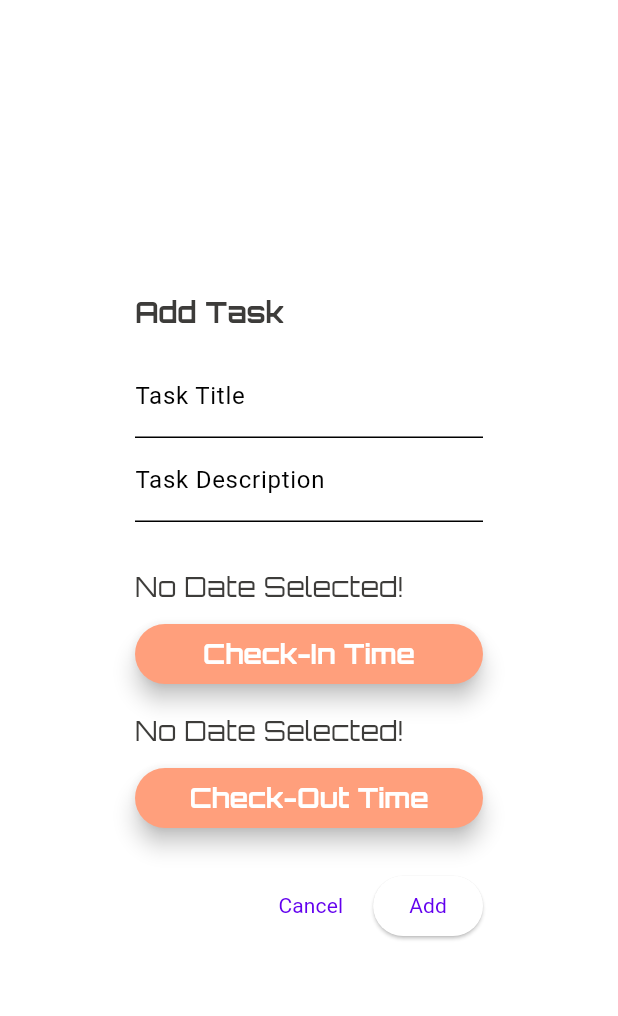
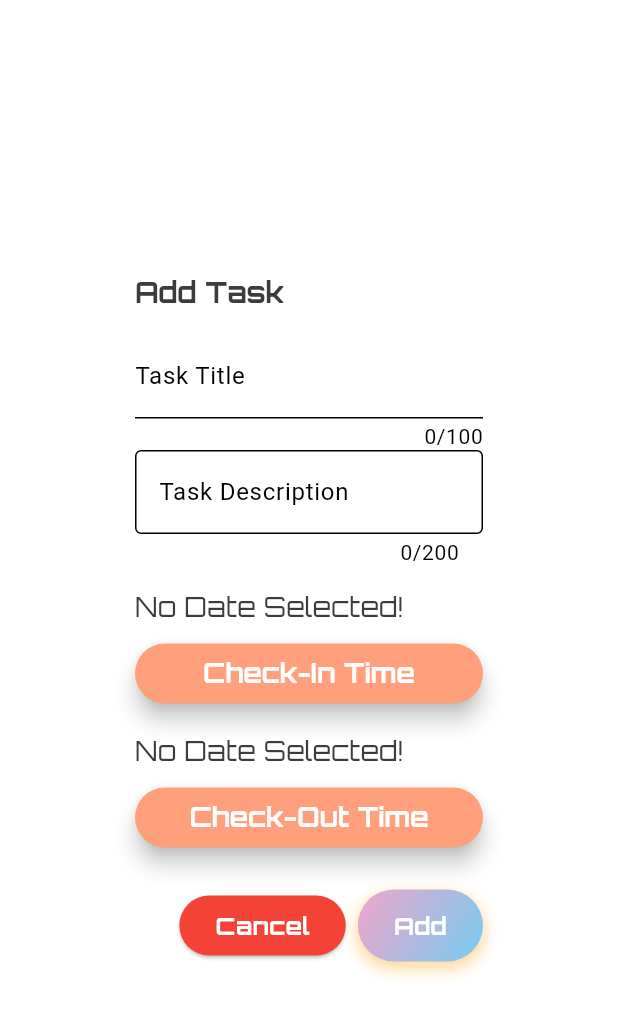
Before and after one commit to MichaelHiszpanski/business_manager, a Flutter app: the AddTaskDialog widget shown alone on an empty page, opened directly with empty values, on a phone screen of 412 x 824 dp. Shown: the top 1016 px of the screen. Run offline on Flutter 3.47's test engine with Material 3 defaults, Android fonts, the phone set to English and light mode, and no system bars; our stand-ins replace auto_route, bloc, equatable, fl_chart, flutter_bloc, flutter_colorpicker and 11 more; accounts and stored records are empty; generated files the repository leaves out were written again; Roboto replaces fonts that are missing (Suse); project files that could hold a hidden picture were left out.

Commit message:
hive preperation, employee dialogs, styling

```diff
--- a/lib/core/storage_hive/hive_properites.dart
+++ b/lib/core/storage_hive/hive_properites.dart
@@ -8,6 +8,8 @@ class HiveProperties {
   static const int clientDetailsID = 6;
   static const int invoiceItemsID = 7;
   static const int bankDetailsID = 8;
+  static const int employeeModelID = 9;
+  static const int employeeTaskModelID = 10;
 }
 
 class HiveToDoListProperties {
--- a/lib/feature/services/employee_management/bloc/employee_management_event.dart
+++ b/lib/feature/services/employee_management/bloc/employee_management_event.dart
@@ -22,12 +22,12 @@ class AddEmployee extends EmployeeManagementEvent {
 }
 
 class RemoveEmployee extends EmployeeManagementEvent {
-  final String employeeEmail;
+  final String employeeID;
 
-  const RemoveEmployee({required this.employeeEmail});
+  const RemoveEmployee({required this.employeeID});
 
   @override
-  List<Object?> get props => [employeeEmail];
+  List<Object?> get props => [employeeID];
 }
 
 class UpdateEmployee extends EmployeeManagementEvent {
--- a/lib/feature/services/employee_management/models/employee_task_model.dart
+++ b/lib/feature/services/employee_management/models/employee_task_model.dart
@@ -5,7 +5,7 @@ class EmployeeTaskModel extends Equatable {
   final String taskTitle;
   final String taskDescription;
   final double taskDuration;
-
+  final String employeeID;
   final DateTime? employeeCheckInTime;
   final DateTime? employeeCheckOutTime;
   final bool isDone;
@@ -15,7 +15,7 @@ class EmployeeTaskModel extends Equatable {
     required this.taskTitle,
     required this.taskDescription,
     required this.taskDuration,
-
+    required this.employeeID,
     this.employeeCheckInTime,
     this.employeeCheckOutTime,
     required this.isDone,
@@ -29,7 +29,7 @@ class EmployeeTaskModel extends Equatable {
         taskTitle,
         taskDescription,
         taskDuration,
-
+        employeeID,
         employeeCheckInTime,
         employeeCheckOutTime,
         isDone
--- a/lib/feature/services/employee_management/presentation/screens/employee_add_new_screen.dart
+++ b/lib/feature/services/employee_management/presentation/screens/employee_add_new_screen.dart
@@ -107,6 +107,7 @@ class _EmployeeAddNewScreenState extends State<EmployeeAddNewScreen> {
                       : "Update Employee",
                   style: context.text.headlineMedium,
                 ),
+                const SizedBox(height: Constants.padding16),
                 EmployeeDetailsInputs(
                   employeeFirstName: _employeeFirstName,
                   employeeLastName: _employeeLastName,
--- a/lib/feature/services/employee_management/presentation/widgets/add_task_dialog.dart
+++ b/lib/feature/services/employee_management/presentation/widgets/add_task_dialog.dart
@@ -1,4 +1,6 @@
 import 'package:business_manager/core/tools/constants.dart';
+import 'package:business_manager/core/tools/flutter_helper.dart';
+import 'package:business_manager/core/widgets/buttons/button_wrappers/button_wrapper_one.dart';
 import 'package:business_manager/core/widgets/date_picker/date_picker.dart';
 import 'package:business_manager/feature/services/employee_management/bloc/employee_management_bloc.dart';
 import 'package:business_manager/feature/services/employee_management/models/employee_task_model.dart';
@@ -18,6 +20,7 @@ class _AddTaskDialogState extends State<AddTaskDialog> {
   final _taskTitleController = TextEditingController();
   final _taskDescriptionController = TextEditingController();
   final _formKey = GlobalKey<FormState>();
+  final String _error = "Field cannot be empty";
 
   DateTime? _checkInTime;
   DateTime? _checkOutTime;
@@ -35,25 +38,22 @@ class _AddTaskDialogState extends State<AddTaskDialog> {
               TextFormField(
                 controller: _taskTitleController,
                 decoration: const InputDecoration(labelText: "Task Title"),
-                validator: (value) {
-                  if (value == null || value.isEmpty) {
-                    return "Task title is required";
-                  }
-                  return null;
-                },
+                validator: _validateField,
+                maxLength: 100,
+                minLines: 1,
+                maxLines: 10,
               ),
               TextFormField(
                 controller: _taskDescriptionController,
-                decoration:
-                    const InputDecoration(labelText: "Task Description"),
-                validator: (value) {
-                  if (value == null || value.isEmpty) {
-                    return "Task description is required";
-                  }
-                  return null;
-                },
+                decoration: const InputDecoration(
+                  labelText: "Task Description",
+                  border: OutlineInputBorder(),
                 ),
-              const SizedBox(height: Constants.padding16),
+                validator: _validateField,
+                minLines: 1,
+                maxLength: 200,
+                maxLines: 10,
+              ),
               const SizedBox(height: Constants.padding16),
               DatePicker(
                 onDateSelected: (selectedDate) {
@@ -79,17 +79,48 @@ class _AddTaskDialogState extends State<AddTaskDialog> {
         ),
       ),
       actions: [
-        TextButton(
+        ElevatedButton(
           onPressed: () => Navigator.of(context).pop(),
-          child: const Text("Cancel"),
+          style: ButtonStyle(
+            backgroundColor: WidgetStateProperty.all(Colors.red),
           ),
-        ElevatedButton(
-          onPressed: () {
+          child: Text(
+            "Cancel",
+            style: context.text.bodyMedium,
+          ),
+        ),
+        ButtonWrapperOne(
+          child: ElevatedButton(
+            onPressed: _addEmployeeTask,
+            style: ButtonStyle(
+              backgroundColor: WidgetStateProperty.all(Colors.transparent),
+              elevation: WidgetStateProperty.all(0),
+            ),
+            child: Text(
+              "Add",
+              style: context.text.bodyMedium,
+            ),
+          ),
+        ),
+      ],
+    );
+  }
+
+  String? _validateField(String? value) {
+    if (value == null || value.isEmpty) {
+      return _error;
+    }
+
+    return null;
+  }
+
+  void _addEmployeeTask() {
     if (_formKey.currentState!.validate()) {
       final newTask = EmployeeTaskModel(
         taskTitle: _taskTitleController.text.trim(),
         taskDescription: _taskDescriptionController.text.trim(),
         taskDuration: 0.0,
+        employeeID: widget.employeeID,
         employeeCheckInTime: _checkInTime,
         employeeCheckOutTime: _checkOutTime,
         isDone: false,
@@ -103,11 +134,6 @@ class _AddTaskDialogState extends State<AddTaskDialog> {
       );
       Navigator.of(context).pop();
     }
-          },
-          child: const Text("Add"),
-        ),
-      ],
-    );
   }
 
   @override
--- a/lib/feature/services/employee_management/presentation/widgets/employee_details_inputs.dart
+++ b/lib/feature/services/employee_management/presentation/widgets/employee_details_inputs.dart
@@ -77,7 +77,7 @@ class _EmployeeDetailsInputsState extends State<EmployeeDetailsInputs> {
             decoration: const InputDecoration(labelText: 'Employee hourly rate'),
             validator: _validateField,
           ),
-          const SizedBox(height: Constants.padding16),
+          const SizedBox(height: Constants.padding24),
           DatePicker(
             onDateSelected: (selectedDate) {
               setState(() {
```
Also changed, not shown: lib/core/theme/typography.dart (+11 -3 lines), lib/feature/services/employee_management/bloc/employee_management_bloc.dart (+11 -4 lines), lib/feature/services/employee_management/presentation/screens/employee_details_screen.dart (+55 -6 lines), lib/feature/services/employee_management/presentation/widgets/task_details_dialog.dart (+24 -12 lines), lib/feature/services/invoice_manager/presentation/screens/invoice_manager_screen.dart (+3 -7 lines), lib/feature/services/employee_management/data/hive/employee_details.hive.dart (added). Lines whose indentation alone changed are shown as unchanged.
